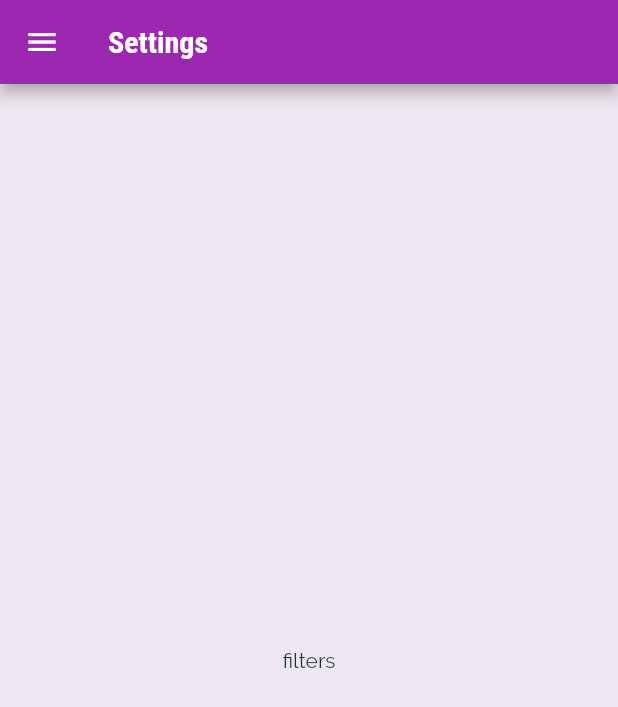
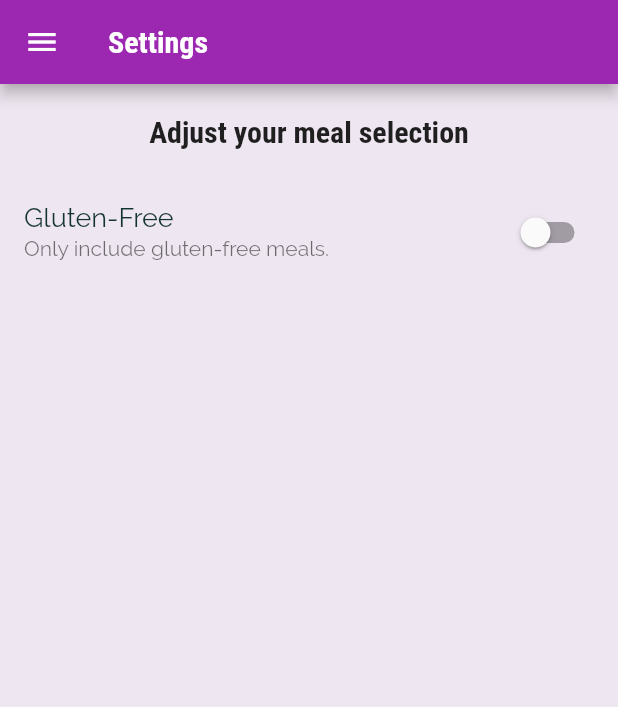
Before and after one commit to Alpha2Chris14/mealApp, a Flutter app: the FiltersScreen screen opened by its route, on a phone screen of 412 x 824 dp. Shown: the top 707 px of the screen. Run offline on Flutter 3.47's test engine with Material 2 defaults, Android fonts, the phone set to English and light mode, and no system bars.

Commit message:
added is glutten free switch and function

```diff
--- a/lib/screens/filters_screen.dart
+++ b/lib/screens/filters_screen.dart
@@ -4,19 +4,68 @@ import 'package:flutter/src/widgets/framework.dart';
 
 import '../widgets/main_drawer.dart';
 
-class FiltersScreen extends StatelessWidget {
+class FiltersScreen extends StatefulWidget {
   const FiltersScreen({super.key});
 
-  static const routeName = "/filter";
+  static const routeName = "/filters";
+
+  @override
+  State<FiltersScreen> createState() => _FiltersScreenState();
+}
+
+class _FiltersScreenState extends State<FiltersScreen> {
+  var _gluteenFree = false;
+  var _vegetarian = false;
+  var _vegan = false;
+  var _lactoseFree = false;
 
   @override
   Widget build(BuildContext context) {
+    // _switchTiles("Gluten-Free","Only include gluten-free meals. ",_gluteenFree)
+    Widget _switchTiles(
+        String title, String subtitle, bool value, Function updateValue) {
+      return SwitchListTile(
+        activeColor: Colors.purple,
+        title: Text(title),
+        value: value,
+        onChanged: (value) => updateValue(value),
+        subtitle: Text(subtitle),
+      );
+    }
+
+    void _changeIsGluttenFree(value) {
+      setState(() {
+        _gluteenFree = value;
+      });
+    }
+
     return Scaffold(
       appBar: AppBar(
         title: const Text("Settings"),
       ),
       drawer: MainDrawer(),
-      body: const Center(child: Text("filters")),
+      body: Column(
+        children: [
+          Container(
+            padding: const EdgeInsets.all(20),
+            child: Text(
+              "Adjust your meal selection",
+              style: Theme.of(context).textTheme.titleLarge,
+            ),
+          ),
+          Expanded(
+              child: ListView(
+            children: [
+              _switchTiles(
+                "Gluten-Free",
+                "Only include gluten-free meals. ",
+                _gluteenFree,
+                _changeIsGluttenFree,
+              ),
+            ],
+          ))
+        ],
+      ),
     );
   }
 }
```
